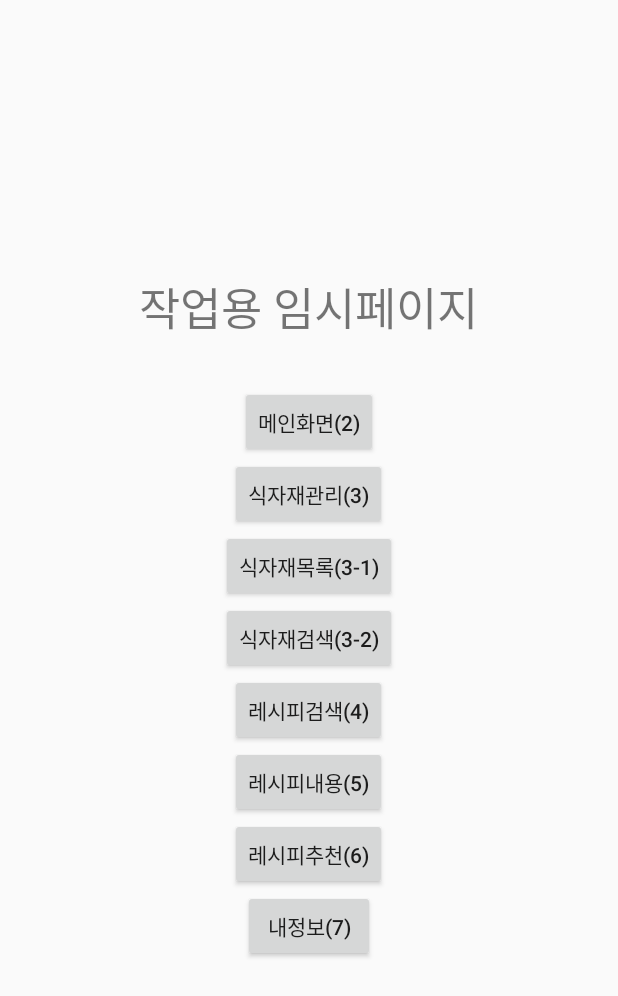
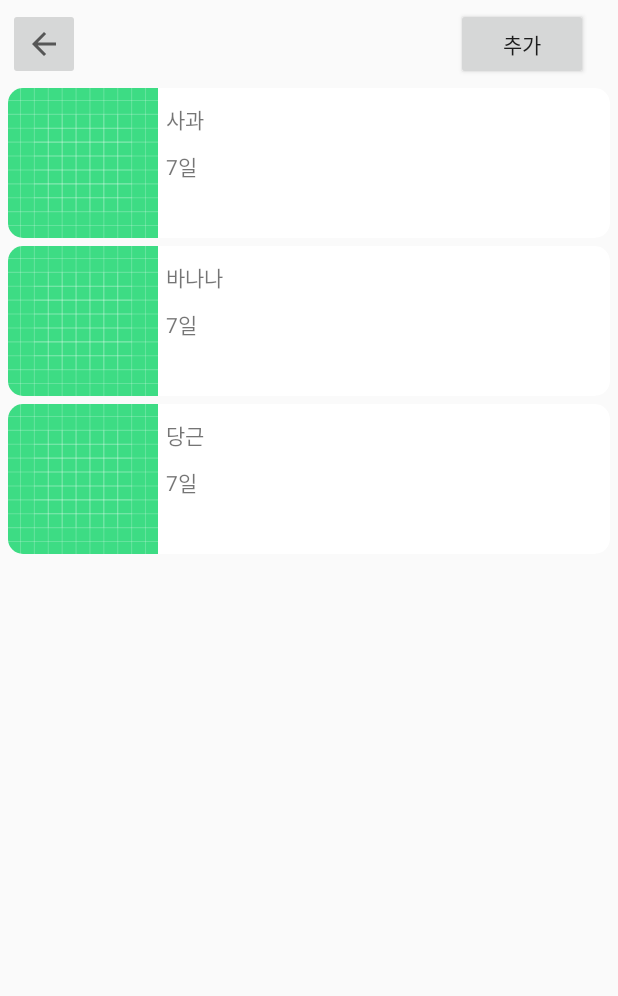
Before and after one commit to leejoowon20151334/KMU-MoP2022-Team10, an Android app: the screen it shows after launch (TempActivity before the commit, Activity_3_1 after it), after a tap on "식자재목록(3-1)", on a phone screen of 412 x 824 dp. Shown: the top 996 px of the screen. Run offline under Robolectric (Android 15) with nearby library versions, the light colour scheme and no system bars.

Commit message:
일단 3-1 액티비티만 추가하였습니다. cardview 와 recycleview 사용하기 위해 그래이들 수정하였습니다.

```diff
--- a/app/build.gradle
+++ b/app/build.gradle
@@ -28,7 +28,9 @@ android {
 }
 
 dependencies {
-
+//아래 두줄은 리사이클러 뷰를 위한 추가 입니다
+    implementation 'androidx.cardview:cardview:1.0.0'
+    implementation 'androidx.recyclerview:recyclerview:1.0.0'
     implementation 'androidx.appcompat:appcompat:1.5.1'
     implementation 'com.google.android.material:material:1.6.1'
     implementation 'androidx.constraintlayout:constraintlayout:2.1.4'
--- a/app/src/main/AndroidManifest.xml
+++ b/app/src/main/AndroidManifest.xml
@@ -28,6 +28,10 @@
                 <category android:name="android.intent.category.LAUNCHER" />
             </intent-filter>
         </activity>
+
+        <activity
+            android:name=".Activity_3_1"
+            android:label="page 3-1" />
         <activity
             android:name=".Activity_3_2"
             android:label="page 3-2" />
--- /dev/null
+++ b/app/src/main/java/com/mop2022/team10/Activity_3_1.java
@@ -0,0 +1,57 @@
+package com.mop2022.team10;
+
+import android.content.Intent;
+import android.os.Bundle;
+import android.view.View;
+import android.widget.Button;
+import android.widget.ImageButton;
+
+import androidx.appcompat.app.AppCompatActivity;
+import androidx.recyclerview.widget.LinearLayoutManager;
+import androidx.recyclerview.widget.RecyclerView;
+
+import java.util.ArrayList;
+
+public class Activity_3_1 extends AppCompatActivity {
+    private ArrayList<food> dataList;
+    @Override
+    protected void onCreate(Bundle savedInstanceState){
+        super.onCreate(savedInstanceState);
+        setContentView(R.layout.layout_3_1);
+
+        ImageButton imageButton = (ImageButton) findViewById(R.id.imageButton1);
+        imageButton.setOnClickListener(new View.OnClickListener() {
+            @Override
+            public void onClick(View view) {
+                // 3으로 이동
+                finish();
+            }
+        });
+        Button add = (Button) findViewById(R.id.add);
+        add.setOnClickListener(new View.OnClickListener() {
+            @Override
+            public void onClick(View view) {
+                // 3으로 이동
+                Intent intent = new Intent(getApplicationContext(), Activity_3_2.class);
+                startActivity(intent);
+                finish();
+            }
+        });
+
+        this.InitailizeData();
+
+        RecyclerView recyclerView = (RecyclerView)findViewById(R.id.recyclerView);
+        LinearLayoutManager manager = new LinearLayoutManager(this, LinearLayoutManager.VERTICAL,false);
+        recyclerView.setLayoutManager(manager);
+        recyclerView.setAdapter(new MyAdapter(dataList));
+    }
+
+    private void InitailizeData() {
+        dataList = new ArrayList<>();
+
+        dataList.add(new food(R.drawable.ic_launcher_background,"사과", "7일"));
+        dataList.add(new food(R.drawable.ic_launcher_background,"바나나", "7일"));
+        dataList.add(new food(R.drawable.ic_launcher_background,"당근", "7일"));
+        //예제 코드이며 만드는 계획은 due(남은 일자 순으로 정렬을 합니다)로 오름차순으로 정렬 합니다. 정렬 알고리즘으로는 간단한 버블정렬을 채택하겠습니다.
+    }
+}
--- /dev/null
+++ b/app/src/main/java/com/mop2022/team10/MyAdapter.java
@@ -0,0 +1,42 @@
+package com.mop2022.team10;
+
+import android.content.Context;
+import android.view.LayoutInflater;
+import android.view.View;
+import android.view.ViewGroup;
+
+import androidx.annotation.NonNull;
+import androidx.recyclerview.widget.RecyclerView;
+
+import java.util.ArrayList;
+
+public class MyAdapter extends RecyclerView.Adapter<ViewHolder> {
+    private ArrayList<food> myDataList = null;
+    MyAdapter(ArrayList<food> dataList){
+        myDataList = dataList;
+    }
+    @NonNull
+    @Override
+    public ViewHolder onCreateViewHolder(ViewGroup parent, int viewType) {
+        Context context = parent.getContext();
+        LayoutInflater inflater = (LayoutInflater) context.getSystemService(Context.LAYOUT_INFLATER_SERVICE);
+        View view = inflater.inflate(R.layout.cardview3_1,parent,false);//???
+        ViewHolder viewHolder = new ViewHolder(view);
+        return viewHolder;
+    }
+    //아이템 뷰를 관리하는 ViewHolder 객체 생성
+
+    @Override
+    public void onBindViewHolder(ViewHolder holder, int position) {
+        holder.imageView.setImageResource(myDataList.get(position).getImageResourceID());
+        holder.food.setText(myDataList.get(position).getFoodName());
+        holder.due.setText(myDataList.get(position).getDueDate());
+    }
+    //position에 해당하는 데이터를 ViewHolder가 관리하는 View에 바인딩(Binding)
+
+    @Override
+    public int getItemCount() {
+        return myDataList.size();
+    }
+    //Adapter가 관리하고 있는 데이터 집합의 전체 개수를 리턴
+}
--- a/app/src/main/java/com/mop2022/team10/TempActivity.java
+++ b/app/src/main/java/com/mop2022/team10/TempActivity.java
@@ -35,7 +35,8 @@ public class TempActivity extends AppCompatActivity {
         tempButtom_page3_1.setOnClickListener(new View.OnClickListener(){
             @Override
             public void onClick(View view) {
-
+                Intent intent = new Intent(getApplicationContext(), Activity_3_1.class);
+                startActivity(intent);
             }
         });
         //식자재검색(3-2)
--- /dev/null
+++ b/app/src/main/java/com/mop2022/team10/ViewHolder.java
@@ -0,0 +1,20 @@
+package com.mop2022.team10;
+
+import android.view.View;
+import android.widget.ImageView;
+import android.widget.TextView;
+
+import androidx.recyclerview.widget.RecyclerView;
+
+public class ViewHolder extends RecyclerView.ViewHolder {
+    ImageView imageView;
+    TextView food;
+    TextView due;
+    ViewHolder(View itemView){
+        super(itemView);
+        imageView = itemView.findViewById(R.id.imageView2);
+        food = itemView.findViewById(R.id.foodname);
+        due = itemView.findViewById(R.id.duedate);
+    }
+
+}
--- /dev/null
+++ b/app/src/main/java/com/mop2022/team10/food.java
@@ -0,0 +1,33 @@
+package com.mop2022.team10;
+
+public class food {
+    private int imageResourceID;
+    private String foodName;
+    private String dueDate;
+    public food(int id, String food, String due){
+        this.imageResourceID = id;
+        this.foodName = food;
+        this.dueDate = due;
+    }
+    public int getImageResourceID(){
+        return imageResourceID;
+    }
+    public String getFoodName(){
+        return foodName;
+    }
+    public String getDueDate(){
+        return dueDate;
+    }
+
+    public void setImageResourceID(int imageResourceID) {
+        this.imageResourceID = imageResourceID;
+    }
+
+    public void setFoodName(String foodName) {
+        this.foodName = foodName;
+    }
+
+    public void setDueDate(String dueDate) {
+        this.dueDate = dueDate;
+    }
+}
--- /dev/null
+++ b/app/src/main/res/layout/cardview3_1.xml
@@ -0,0 +1,52 @@
+<?xml version="1.0" encoding="utf-8"?>
+<androidx.constraintlayout.widget.ConstraintLayout xmlns:android="http://schemas.android.com/apk/res/android"
+    android:layout_width="match_parent"
+    android:layout_height="wrap_content"
+    xmlns:app="http://schemas.android.com/apk/res-auto">
+    <androidx.cardview.widget.CardView
+        android:id="@+id/cardView"
+        android:layout_width="0dp"
+        android:layout_height="wrap_content"
+        android:layout_marginLeft="5dp"
+        android:layout_marginTop="5dp"
+        android:layout_marginRight="5dp"
+        android:layout_marginBottom="5dp"
+        app:cardCornerRadius="10dp"
+        app:layout_constraintLeft_toLeftOf="parent"
+        app:layout_constraintRight_toRightOf="parent"
+        app:layout_constraintTop_toTopOf="parent">
+
+        <RelativeLayout
+            android:layout_width="match_parent"
+            android:layout_height="match_parent">
+
+            <TextView
+                android:id="@+id/foodname"
+                android:layout_width="wrap_content"
+                android:layout_height="wrap_content"
+                android:layout_marginLeft="5dp"
+                android:layout_marginTop="10dp"
+                android:layout_toRightOf="@id/imageView2"
+                android:text="TextView" />
+
+            <TextView
+                android:id="@+id/duedate"
+                android:layout_width="wrap_content"
+                android:layout_height="wrap_content"
+                android:layout_below="@id/foodname"
+                android:layout_marginLeft="5dp"
+                android:layout_marginTop="10dp"
+                android:layout_marginBottom="-76dp"
+                android:layout_toRightOf="@id/imageView2"
+                android:text="TextView" />
+
+            <ImageView
+                android:id="@+id/imageView2"
+                android:layout_width="100dp"
+                android:layout_height="100dp"
+                android:adjustViewBounds="true"
+                app:srcCompat="@mipmap/ic_launcher" />
+        </RelativeLayout>
+    </androidx.cardview.widget.CardView>
+
+</androidx.constraintlayout.widget.ConstraintLayout>
--- /dev/null
+++ b/app/src/main/res/layout/layout_3_1.xml
@@ -0,0 +1,52 @@
+<?xml version="1.0" encoding="utf-8"?>
+<RelativeLayout xmlns:android="http://schemas.android.com/apk/res/android"
+    xmlns:app="http://schemas.android.com/apk/res-auto"
+    xmlns:tools="http://schemas.android.com/tools"
+    android:layout_width="match_parent"
+    android:layout_height="match_parent"
+    >
+
+    <ImageButton
+        android:id="@+id/imageButton1"
+        android:layout_width="wrap_content"
+        android:layout_height="wrap_content"
+        android:layout_alignParentStart="true"
+        android:layout_alignParentTop="true"
+        android:layout_marginStart="5dp"
+        android:layout_marginTop="5dp"
+        android:contentDescription="BACK"
+        android:minHeight="48dp"
+        app:srcCompat="?attr/actionModeCloseDrawable" />
+    <Button
+        android:id="@+id/add"
+        android:layout_width="wrap_content"
+        android:layout_height="wrap_content"
+        android:layout_alignParentTop="true"
+        android:layout_alignParentEnd="true"
+        android:layout_marginTop="5dp"
+        android:layout_marginEnd="20dp"
+        android:text="추가"></Button>
+    <!--    <androidx.appcompat.widget.SearchView-->
+<!--        android:id="@+id/searchView1"-->
+<!--        android:layout_width="wrap_content"-->
+<!--        android:layout_height="wrap_content"-->
+<!--        android:layout_alignParentTop="true"-->
+<!--        android:layout_alignParentEnd="true"-->
+<!--        android:layout_marginTop="5dp"-->
+<!--        android:layout_marginEnd="20dp"-->
+<!--        app:iconifiedByDefault="false"-->
+<!--        app:queryHint="검색어를 입력하시오">-->
+
+<!--    </androidx.appcompat.widget.SearchView>-->
+
+    <androidx.recyclerview.widget.RecyclerView
+        android:id="@+id/recyclerView"
+        android:layout_width="match_parent"
+        android:layout_height="match_parent"
+        android:layout_below="@id/imageButton1"
+        android:layout_alignParentStart="true"
+        android:layout_alignParentBottom="true"
+        android:layout_marginStart="0dp"
+        android:layout_marginBottom="0dp"
+       > </androidx.recyclerview.widget.RecyclerView>>
+</RelativeLayout>
--- a/build.gradle
+++ b/build.gradle
@@ -1,7 +1,7 @@
 // Top-level build file where you can add configuration options common to all sub-projects/modules.
 plugins {
-    id 'com.android.application' version '7.2.2' apply false
-    id 'com.android.library' version '7.2.2' apply false
+    id 'com.android.application' version '7.3.0' apply false
+    id 'com.android.library' version '7.3.0' apply false
 }
 
 task clean(type: Delete) {
```
Also changed, not shown: gradle/wrapper/gradle-wrapper.properties.
